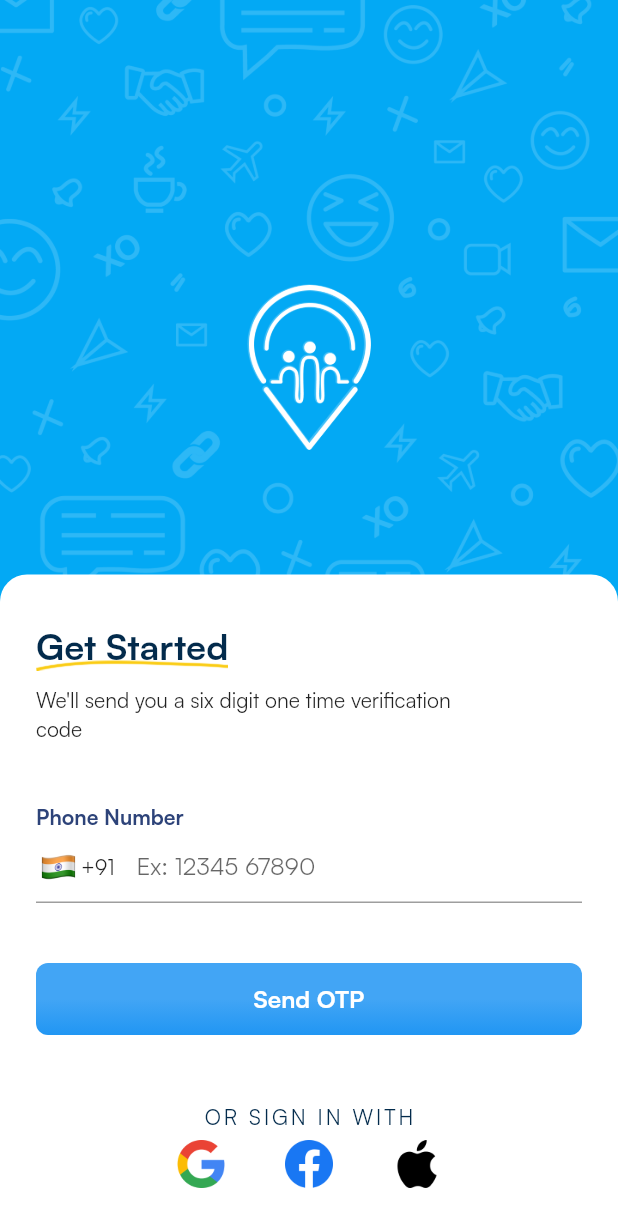
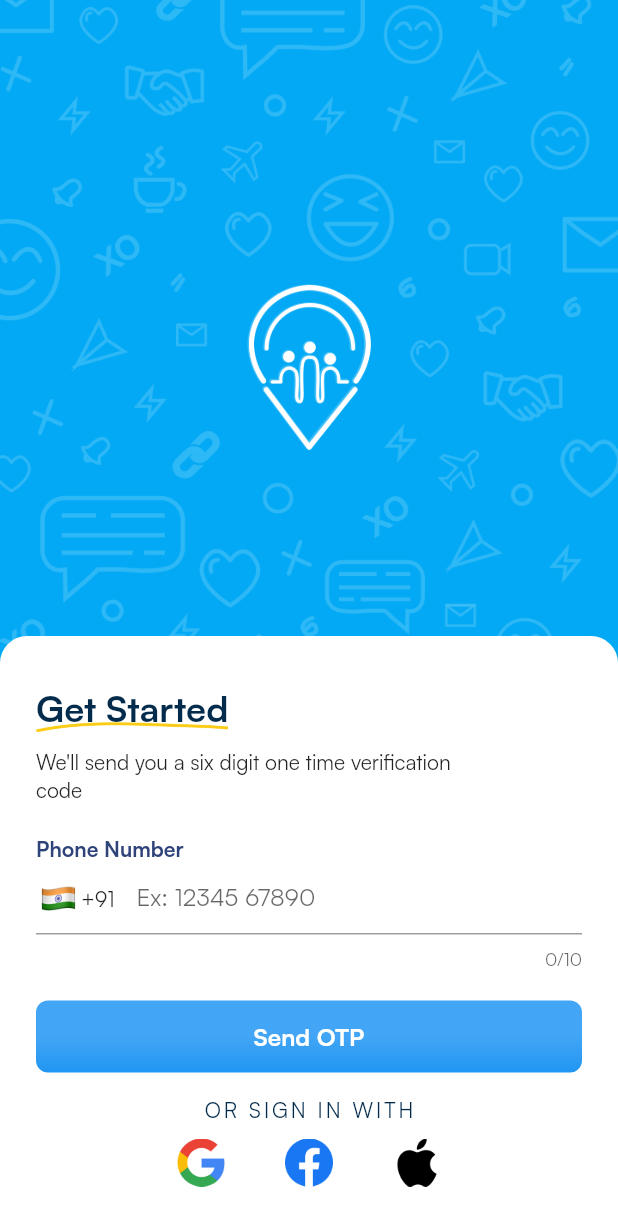
Before and after one commit to Priyanshu-Singhz/letsconnectnewui, a Flutter app: the Loginscreen screen opened directly, on a phone screen of 412 x 824 dp. Shown: the top 1227 px of the screen. Run offline on Flutter 3.47's test engine with Material 2 defaults, Android fonts, the phone set to English and light mode, and no system bars; our stand-ins replace flutter_screenutil, get, lottie, percent_indicator, shimmer; missing offline and left inert: grouped_buttons_ns.

```diff
--- a/lib/screens/loginscreen/loginscreen.dart
+++ b/lib/screens/loginscreen/loginscreen.dart
@@ -19,13 +19,51 @@ class Loginscreen extends StatelessWidget {
                     decoration: BoxDecoration(color: Colors.lightBlue),
                     child: Image(
                       image: AssetImage("assets/doodlee.png"),
-                      fit: BoxFit.fill,
+                      fit: BoxFit.fitHeight,
                     )),
               ],
             ),
             Positioned(
               bottom: 0,
               child: ContainerCard(),
+            ),
+            Positioned(
+              top: 730,
+              child: Container(
+                height: 71,
+                width: MediaQuery.of(context).size.width,
+                decoration: BoxDecoration(
+                  color: Colors.white,
+                ),
+                child: Column(
+                  children: [
+                    Text(
+                      "OR SIGN IN WITH",
+                      style: TextStyle(
+                        color: Color.fromARGB(255, 3, 43, 76),
+                        letterSpacing: 2,
+                        fontSize: 14,
+                      ),
+                    ),
+                    Spacer(),
+                    Container(
+                      height: 32,
+                      width: 176,
+                      child: Row(
+                        mainAxisAlignment: MainAxisAlignment.center,
+                        children: [
+                          Image.asset("assets/loginpage/google.png"),
+                          Spacer(),
+                          Image.asset("assets/loginpage/facebook.png"),
+                          Spacer(),
+                          Image.asset("assets/loginpage/apple.png"),
+                        ],
+                      ),
+                    ),
+                    Spacer(),
+                  ],
+                ),
+              ),
             ),
           ],
         ),
@@ -44,7 +82,7 @@ class ContainerCard extends StatelessWidget {
     return Container(
       padding: EdgeInsets.symmetric(vertical: 32, horizontal: 24),
       width: MediaQuery.of(context).size.width,
-      height: 441,
+      height: 400,
       decoration: BoxDecoration(
         color: Colors.white,
         borderRadius: BorderRadius.only(
@@ -101,7 +139,7 @@ class ContainerCard extends StatelessWidget {
               ],
             ),
             SizedBox(
-              height: 40,
+              height: 20,
             ),
             Row(
               children: [
@@ -115,6 +153,7 @@ class ContainerCard extends StatelessWidget {
               ],
             ),
             TextField(
+                maxLength: 10,
                 decoration: InputDecoration(
                   prefixIcon: Container(
                     height: 25,
@@ -137,36 +176,12 @@ class ContainerCard extends StatelessWidget {
                   hintText: 'Ex: 12345 67890',
                 ),
                 keyboardType: TextInputType.number),
-            SizedBox(height: 40),
+            SizedBox(height: 20),
             CustomButton1(
                 label: "Send OTP",
                 onTap: () {
                   Get.to(VefifyOtp());
                 }),
-            SizedBox(height: 45),
-            Text(
-              "OR SIGN IN WITH",
-              style: TextStyle(
-                color: Color.fromARGB(255, 3, 43, 76),
-                letterSpacing: 2,
-                fontSize: 14,
-              ),
-            ),
-            Spacer(),
-            Container(
-              height: 32,
-              width: 176,
-              child: Row(
-                mainAxisAlignment: MainAxisAlignment.center,
-                children: [
-                  Image.asset("assets/loginpage/google.png"),
-                  Spacer(),
-                  Image.asset("assets/loginpage/facebook.png"),
-                  Spacer(),
-                  Image.asset("assets/loginpage/apple.png"),
-                ],
-              ),
-            ),
           ],
         ),
       ),
--- a/pubspec.yaml
+++ b/pubspec.yaml
@@ -25,6 +25,7 @@ dependencies:
   scroll_snap_list: ^0.9.1
   lottie: ^1.4.2
   flutter_screenutil: ^5.5.4
+  shimmer: ^2.0.0
 
 dev_dependencies:
   flutter_test:
```
Also changed, not shown: lib/screens/home/HomeScreenProfile.dart (+9 -0 lines), lib/screens/home/tutorialscreen.dart (added, +47 -0 lines), pubspec.lock.
